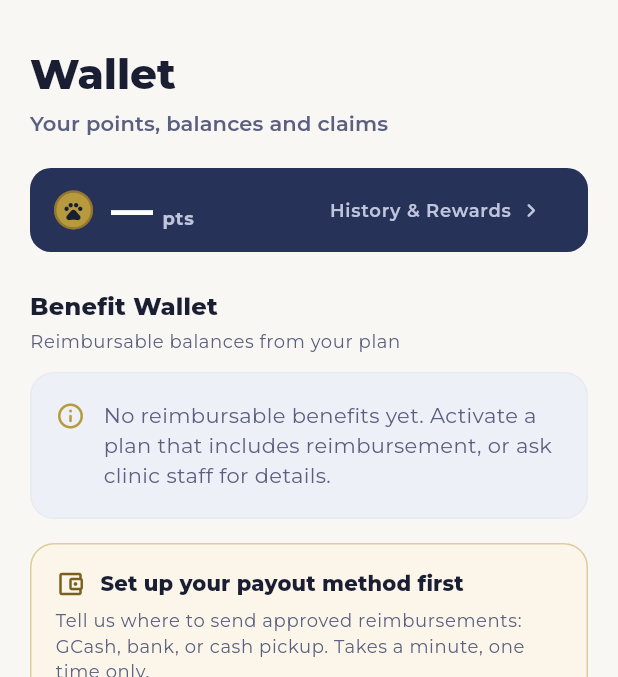
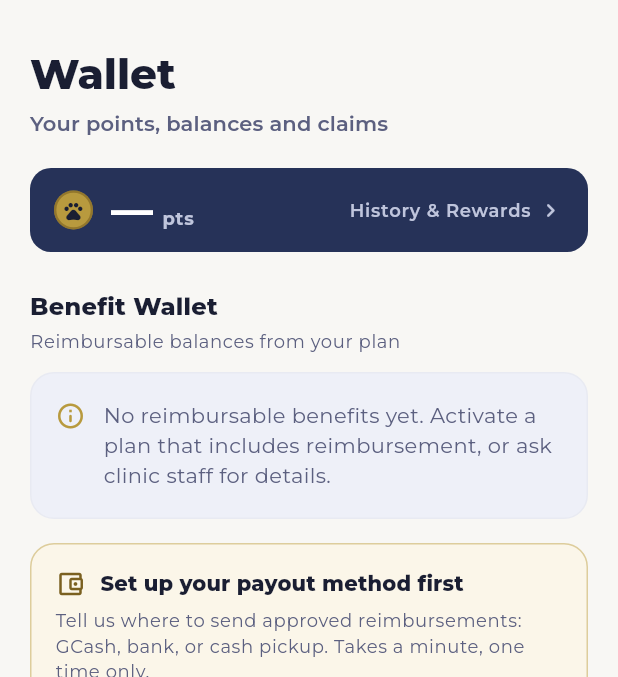
Before and after one commit to marioogarbo/metropaws, a Flutter app: the _MemberShell screen opened directly, item 4 of the bottom bar chosen, on a phone screen of 412 x 824 dp, the part 84-761 px from its top. Run offline on Flutter 3.47's test engine with Material 3 defaults, Android fonts, the phone set to English and light mode, and no system bars; our stand-ins replace app_links, file_picker, flutter_bloc, flutter_secure_storage, google_fonts, image_picker and 2 more; missing offline and left inert: mobile_scanner; accounts and stored records are empty; network calls fail.

Commit message:
mobile: fix three narrow-screen defects found by on-device testing
Verified on a physical device with the display overridden to a Galaxy Z
Fold cover screen (904x2316 @ 440dpi = 329dp) and to the 320dp floor
(960x2400 @ 480dpi). Display restored afterwards.

Static reasoning had missed all three of these.

1. PawPoints truncated the BALANCE to "1,8..." on the Benefits hub.
   Root cause is a flex-distribution bug, not a width shortage: the
   balance sat in an Expanded and the trailing label in a Flexible, and
   both default to flex: 1, so Row split the free space 50/50 regardless
   of what either needed. The label wanted 44dp and was handed half the
   row. Inside the hub's pill — whose 16dp padding costs another 32dp —
   the balance's half was no longer wide enough for "1,800". The label is
   short and ours, so it now takes natural width and every spare pixel
   goes to the number. Truncating a member's points balance is the worst
   thing this widget can do.

2. "History & Rewards" ellipsised to "History & Rewa..." — a label that
   has stopped saying anything. isTight now swaps in "Rewards", which
   still names the destination. Measured: the trailing slot is ~92dp at
   329dp and the long form needs ~107dp.

3. Form error text was clipped to one line: "Password must be at least 8
   charact...". Flutter caps errorText at a single line and errorMaxLines
   was set nowhere in the codebase, so every form in the app truncated
   its validation messages. Set to 3 on both themes.

Also reflowed the Benefits wallet meter to match the Home card's: the
amount block is inflexible, so it wrapped to two lines and
crossAxisAlignment.end dropped the label onto the second line's baseline.

Confirmed working on device at 329dp and 320dp: navy chrome end to end,
white-on-navy active tab, gold Claim circle with its cream ring, all four
nav labels including "Account" rendering in full, the Home header and its
rounded foot, the skeleton mirroring that header, stacked wallet meters,
navy meter fills, and Events/Wallet/Account tabs.

Co-Authored-By: Claude Opus 5 (1M context) <noreply@anthropic.com>

```diff
--- a/mobile/lib/core/widgets/paw_points_strip.dart
+++ b/mobile/lib/core/widgets/paw_points_strip.dart
@@ -46,6 +46,12 @@ class PawPointsStrip extends StatelessWidget {
     // Grouped, because a four-digit balance reading "1800" undersells itself
     // next to "1,800".
     final pointsText = balance != null ? _grouped(balance!.currentBalance) : '—';
+
+    // Measured on a 329dp Fold cover screen: the balance and "pts" leave the
+    // trailing label ~92dp, and "History & Rewards" needs ~107dp, so it
+    // ellipsised to "History & Rewa…" — a label that has stopped saying
+    // anything. The short form still names where the tap goes.
+    final actionLabel = context.isTight ? 'Rewards' : 'History & Rewards';
 
     return Semantics(
       button: true,
@@ -109,11 +115,17 @@ class PawPointsStrip extends StatelessWidget {
                 ),
               ),
               const SizedBox(width: 12),
-              // Flexible so the label shrinks/ellipsizes before it can force a
-              // RenderFlex overflow at large text scales.
-              Flexible(
-                child: Text(
-                  'History & Rewards',
+              // NOT Flexible. Expanded (the balance) and Flexible (this label)
+              // both default to flex: 1, so Row split the free space 50/50
+              // regardless of need — and inside the Benefits hub's pill, whose
+              // 16dp padding costs another 32dp, the balance's half was too
+              // small and "1,800" rendered as "1,8…". Truncating the member's
+              // points balance is the worst possible thing this widget can do.
+              // Natural width here hands every spare pixel to the number, and
+              // the label is ours and short (isTight already swaps in the
+              // compact wording, and isTight fires on large font scales too).
+              Text(
+                actionLabel,
                 maxLines: 1,
                 overflow: TextOverflow.ellipsis,
                 textAlign: TextAlign.right,
@@ -123,7 +135,6 @@ class PawPointsStrip extends StatelessWidget {
                 style: theme.textTheme.labelSmall?.copyWith(
                   color: AppColors.onNavyMuted,
                   fontWeight: FontWeight.w600,
-                  ),
                 ),
               ),
               const SizedBox(width: 4),
```
Also changed, not shown: mobile/lib/core/widgets/wallet_category_card.dart (+29 -14 lines). Lines whose indentation alone changed are shown as unchanged.
